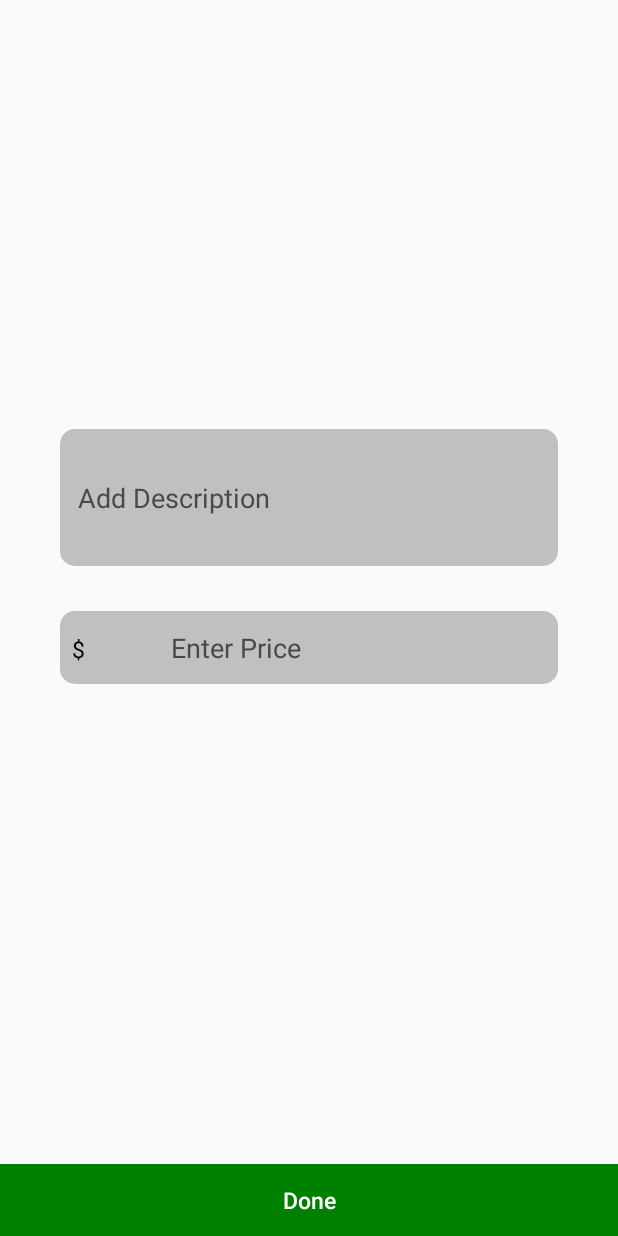
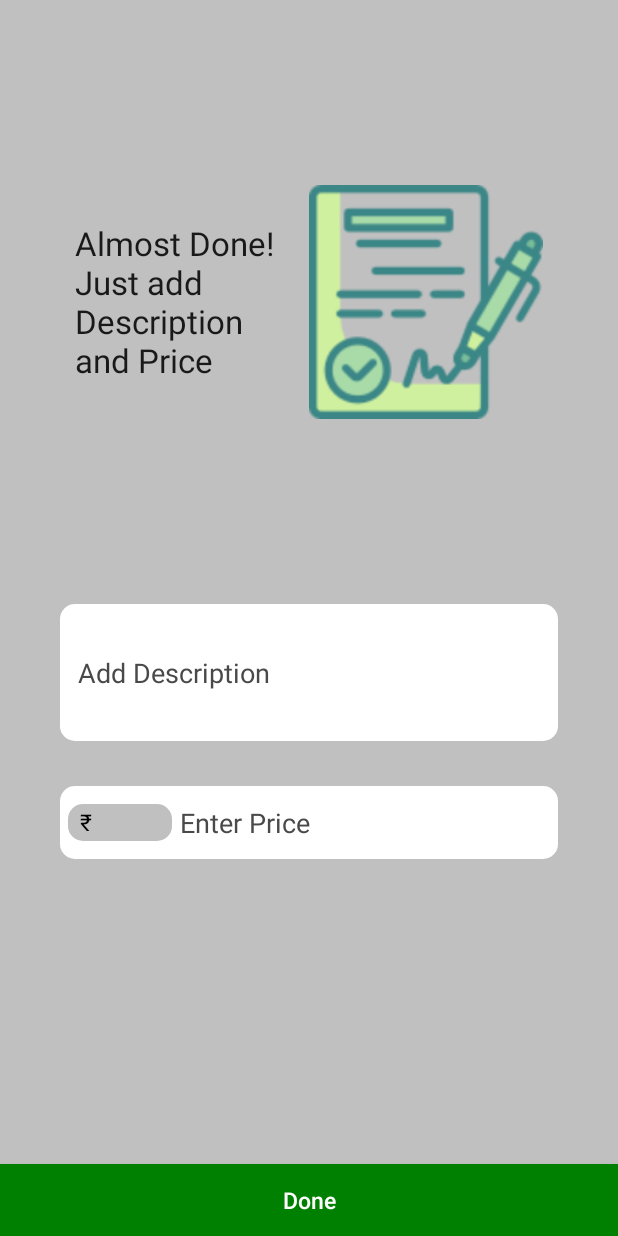
Before and after one commit to Simarjot-sk/BookHub, an Android app: the AddDetailsActivity_2 screen opened directly, with no data from a screen before it, on a phone screen of 412 x 824 dp. Run offline under Robolectric (Android 15) with nearby library versions, the phone set to English and light mode, and no system bars.

Commit message:
final commit of the day

```diff
--- a/app/src/main/AndroidManifest.xml
+++ b/app/src/main/AndroidManifest.xml
@@ -25,11 +25,11 @@
         android:supportsRtl="true"
         android:theme="@style/AppTheme"
         tools:ignore="GoogleAppIndexingWarning">
-        <activity android:name=".AddDetailsActivity_2"/>
+        <activity android:name=".SeeDetailsActivity"></activity>
+        <activity android:name=".AddDetailsActivity_2" />
         <activity
             android:name=".CategorySelectorActivity"
-            android:screenOrientation="portrait"
-             />
+            android:screenOrientation="portrait" />
         <activity
             android:name=".AddDetailsActivity"
             android:screenOrientation="portrait"
--- a/app/src/main/java/com/simarjot/bookwala/AddDetailsActivity.java
+++ b/app/src/main/java/com/simarjot/bookwala/AddDetailsActivity.java
@@ -22,7 +22,7 @@ import com.warkiz.widget.SeekParams;
 public class AddDetailsActivity extends AppCompatActivity {
     private SharedPreferences mSharedPrefs;
     private Category mCategory;
-    private int mLevel = -1;
+    private int mLevel = 1;
 
     //widgets
     private IndicatorSeekBar mLevelSeekBar;
@@ -104,11 +104,12 @@ public class AddDetailsActivity extends AppCompatActivity {
                 }
             }
         });
+
         mDoneButton.setOnClickListener(v ->{
             String author = mAuthorTV.getText();
             String subject = mSubjectTV.getText();
             String title = mTitleTV.getText();
-            if(author!=null && subject!=null && title!=null && mLevel!=-1 ){
+            if(author!=null && subject!=null && title!=null ){
                 SharedPreferences.Editor editor = getSharedPreferences(BookSharedPrefs.SHARED_PREFS, MODE_PRIVATE).edit();
                 editor.putString(BookSharedPrefs.SUBJECT, subject);
                 editor.putInt(BookSharedPrefs.LEVEL, mLevel);
@@ -121,6 +122,7 @@ public class AddDetailsActivity extends AppCompatActivity {
                 Toast.makeText(this, "Please fill all the fields", Toast.LENGTH_SHORT).show();
             }
         });
+
         ImageButton backButton = findViewById(R.id.back_button);
         backButton.setOnClickListener(v -> finish());
         SharedPreferences prefs = getSharedPreferences(BookSharedPrefs.SHARED_PREFS, MODE_PRIVATE);
--- a/app/src/main/java/com/simarjot/bookwala/AddDetailsActivity_2.java
+++ b/app/src/main/java/com/simarjot/bookwala/AddDetailsActivity_2.java
@@ -1,25 +1,27 @@
 package com.simarjot.bookwala;
 
 import android.content.Context;
+import android.content.Intent;
 import android.content.SharedPreferences;
 import android.os.Bundle;
+import android.util.Log;
+import android.view.View;
 import android.widget.ArrayAdapter;
 import android.widget.Button;
 import android.widget.EditText;
+import android.widget.ProgressBar;
 import android.widget.Spinner;
 import android.widget.Toast;
 
 import androidx.appcompat.app.AppCompatActivity;
 
+import com.simarjot.bookwala.helpers.Helper;
 import com.simarjot.bookwala.model.Book;
 import com.simarjot.bookwala.model.BookSharedPrefs;
 import com.simarjot.bookwala.model.Server;
 
-import java.util.ArrayList;
-import java.util.Collections;
-import java.util.Currency;
+import java.util.Arrays;
 import java.util.List;
-import java.util.Set;
 
 public class AddDetailsActivity_2 extends AppCompatActivity {
     private Context mContext;
@@ -28,36 +30,29 @@ public class AddDetailsActivity_2 extends AppCompatActivity {
     private EditText mDescET;
     private EditText mPriceET;
     private Button mDoneBTN;
+    private ProgressBar mProgressBar;
 
     @Override
     protected void onCreate(Bundle savedInstanceState) {
         super.onCreate(savedInstanceState);
         setContentView(R.layout.activity_add_details_2);
         mContext = AddDetailsActivity_2.this;
+        mProgressBar = findViewById(R.id.progress_bar);
         mCurrencySpinner = findViewById(R.id.currency_selector_spinner);
         mDescET = findViewById(R.id.description_et);
         mPriceET = findViewById(R.id.price_et);
         mDoneBTN = findViewById(R.id.done_btn);
 
-        Set<Currency> currencySet = Currency.getAvailableCurrencies();
-        List<String> currencySymbols = new ArrayList<>();
+        mProgressBar.setVisibility(View.GONE);
 
-
-        for(Currency currency : currencySet){
-            currencySymbols.add(currency.getSymbol());
-        }
-
-        Collections.sort(currencySymbols, String::compareTo);
-        Collections.swap(currencySymbols, 0, 295);
-        Collections.swap(currencySymbols, 1, 246);
-        Collections.swap(currencySymbols, 2, 195);
-        Collections.swap(currencySymbols, 3, 26);
-        Collections.swap(currencySymbols, 4, 185);
+        List<String> currencySymbols = Arrays.asList("\u20B9", "US$", "PKR", "AU$", "CA$", "BDT", "NPR");
 
         ArrayAdapter<String> spinnerAdapter = new ArrayAdapter<>(this, android.R.layout.simple_spinner_item, currencySymbols);
         mCurrencySpinner.setAdapter(spinnerAdapter);
 
         mDoneBTN.setOnClickListener(v->{
+            mDoneBTN.setClickable(false);
+            Log.d(Helper.TAG, "done button clicked");
             String desc = mDescET.getText().toString();
             String price = mPriceET.getText().toString();
             String currency = (String) mCurrencySpinner.getSelectedItem();
@@ -71,9 +66,27 @@ public class AddDetailsActivity_2 extends AppCompatActivity {
 
                 Book book = BookSharedPrefs.getBook(mContext);
                 Server server = new Server(book);
+                mProgressBar.setVisibility(View.VISIBLE);
+
                 server.uploadBookWithImages(BookSharedPrefs.getImageUris(mContext),
                         BookSharedPrefs.getCoverImageUri(mContext),
-                        book.getBookUUID());
+                        book.getBookUUID())
+                        .setUploadFinishedListener(new Server.OnUploadFinishedListener() {
+                            @Override
+                            public void onUploadFinish() {
+                                mProgressBar.setVisibility(View.GONE);
+                                mDoneBTN.setClickable(true);
+                                Intent intent = new Intent(AddDetailsActivity_2.this, HomeActivity.class);
+                                startActivity(intent);
+                                finish();
+                            }
+
+                            @Override
+                            public void onUploadFailed() {
+                                mProgressBar.setVisibility(View.GONE);
+                                mDoneBTN.setClickable(true);
+                            }
+                        });
             }else{
                 Toast.makeText(this, "Please fill all the fields", Toast.LENGTH_SHORT).show();
             }
--- a/app/src/main/java/com/simarjot/bookwala/HomeActivity.java
+++ b/app/src/main/java/com/simarjot/bookwala/HomeActivity.java
@@ -44,7 +44,7 @@ public class HomeActivity extends AppCompatActivity implements BottomNavigationV
         settingsFragment = new SettingsFragment();
         chatFragment = new ChatFragment();
 
-        loadFragment(sellFragment);
+        loadFragment(discoverFragment);
         BottomNavigationView navigationView = findViewById(R.id.navigation);
         navigationView.setOnNavigationItemSelectedListener(this);
     }
--- a/app/src/main/java/com/simarjot/bookwala/LabeledEditText.java
+++ b/app/src/main/java/com/simarjot/bookwala/LabeledEditText.java
@@ -54,7 +54,7 @@ public class LabeledEditText extends LinearLayout {
         LayoutInflater inflater = (LayoutInflater) context.getSystemService(Context.LAYOUT_INFLATER_SERVICE);
         inflater.inflate(R.layout.labeled_edit_text, this);
 
-        mDefaultBackground = R.drawable.rounded_edit_text_white;
+        mDefaultBackground = R.drawable.rounded_edit_text_grey;
         mErrorBackground = R.drawable.background_error;
 
         mMainET = this.findViewById(R.id.main_et);
--- /dev/null
+++ b/app/src/main/res/drawable/curved_white.xml
@@ -0,0 +1,9 @@
+<?xml version="1.0" encoding="utf-8"?>
+<selector xmlns:android="http://schemas.android.com/apk/res/android">
+    <item >
+        <shape>
+            <corners android:radius="@dimen/radius"/>
+            <solid android:color="@color/white"/>
+        </shape>
+    </item>
+</selector>
--- a/app/src/main/res/drawable/rounded_edit_text_white.xml
+++ b/app/src/main/res/drawable/rounded_edit_text_grey.xml
@@ -1,5 +1,4 @@
 <?xml version="1.0" encoding="utf-8"?>
-<!--  res/drawable/edittext_rounded_corners.xml -->
 <selector xmlns:android="http://schemas.android.com/apk/res/android">
 <item >
     <shape>
--- a/app/src/main/res/layout/activity_add_details_2.xml
+++ b/app/src/main/res/layout/activity_add_details_2.xml
@@ -4,6 +4,7 @@
     xmlns:tools="http://schemas.android.com/tools"
     android:layout_width="match_parent"
     android:layout_height="match_parent"
+    android:background="@color/grey"
     tools:context=".AddDetailsActivity_2">
 
     <EditText
@@ -12,30 +13,30 @@
         android:layout_height="wrap_content"
         android:layout_marginStart="40dp"
         android:layout_marginEnd="40dp"
-        android:background="@drawable/rounded_edit_text_white"
+        android:background="@drawable/curved_white"
         android:hint="@string/desc_msg"
         android:lines="3"
         android:maxLines="3"
         android:padding="12dp"
+        android:textColorHint="#494949"
         android:textSize="18sp"
-        android:textColorHint="#494949"
         app:layout_constraintBottom_toBottomOf="parent"
         app:layout_constraintEnd_toEndOf="parent"
         app:layout_constraintStart_toStartOf="parent"
         app:layout_constraintTop_toTopOf="parent"
-        app:layout_constraintVertical_bias="0.39" />
+        app:layout_constraintVertical_bias="0.55" />
 
     <LinearLayout
         android:id="@+id/linearLayout2"
         android:layout_width="match_parent"
         android:layout_height="wrap_content"
+        android:layout_marginStart="40dp"
         android:layout_marginTop="30dp"
-        android:layout_marginStart="40dp"
         android:layout_marginEnd="40dp"
+        android:background="@drawable/curved_white"
         android:orientation="horizontal"
-        android:background="@drawable/rounded_edit_text_white"
+        android:paddingTop="12dp"
         android:paddingBottom="12dp"
-        android:paddingTop="12dp"
         app:layout_constraintEnd_toEndOf="parent"
         app:layout_constraintStart_toStartOf="parent"
         app:layout_constraintTop_toBottomOf="@+id/description_et">
@@ -43,9 +44,11 @@
         <Spinner
             android:id="@+id/currency_selector_spinner"
             android:layout_width="wrap_content"
-            android:layout_height="wrap_content"
+            android:layout_height="match_parent"
+            android:layout_marginStart="5dp"
+            android:layout_marginEnd="5dp"
             android:layout_weight="1"
-            android:background="@drawable/rounded_edit_text_white" />
+            android:background="@drawable/rounded_edit_text_grey" />
 
         <EditText
             android:id="@+id/price_et"
@@ -53,11 +56,10 @@
             android:layout_height="wrap_content"
             android:layout_weight="7"
             android:background="@android:color/transparent"
-            android:textSize="18sp"
+            android:hint="@string/price_msg"
             android:inputType="number"
             android:textColorHint="#494949"
-            android:hint="@string/price_msg"
-            />
+            android:textSize="18sp" />
     </LinearLayout>
 
     <Button
@@ -73,4 +75,47 @@
         app:layout_constraintHorizontal_bias="1.0"
         app:layout_constraintStart_toStartOf="parent" />
 
+    <LinearLayout
+        android:layout_width="00dp"
+        android:layout_height="00dp"
+        android:layout_margin="40dp"
+        android:padding="10dp"
+        android:orientation="horizontal"
+        app:layout_constraintBottom_toTopOf="@+id/description_et"
+        app:layout_constraintEnd_toEndOf="parent"
+        app:layout_constraintStart_toStartOf="parent"
+        app:layout_constraintTop_toTopOf="parent">
+
+        <TextView
+            android:id="@+id/message"
+            android:layout_width="match_parent"
+            android:layout_height="match_parent"
+            android:layout_weight="1"
+            android:gravity="center_vertical"
+            style="@style/TextAppearance.AppCompat.Large"
+            android:text="@string/done_msg"
+            app:layout_constraintBottom_toTopOf="@+id/description_et"
+            app:layout_constraintEnd_toEndOf="parent"
+            app:layout_constraintStart_toStartOf="parent"
+            app:layout_constraintTop_toTopOf="parent" />
+
+        <ImageView
+            android:layout_width="match_parent"
+            android:layout_height="match_parent"
+            android:layout_weight="1"
+            android:src="@drawable/contract" />
+    </LinearLayout>
+
+    <ProgressBar
+        android:id="@+id/progress_bar"
+        style="?android:attr/progressBarStyle"
+        android:layout_width="00dp"
+        android:layout_height="00dp"
+        android:layout_marginTop="20dp"
+        android:layout_marginBottom="20dp"
+        app:layout_constraintBottom_toTopOf="@+id/done_btn"
+        app:layout_constraintEnd_toEndOf="parent"
+        app:layout_constraintStart_toStartOf="parent"
+        app:layout_constraintTop_toBottomOf="@+id/linearLayout2" />
+
 </androidx.constraintlayout.widget.ConstraintLayout>
--- a/app/src/main/res/layout/labeled_edit_text.xml
+++ b/app/src/main/res/layout/labeled_edit_text.xml
@@ -7,7 +7,7 @@
     android:layout_marginEnd="40dp"
     android:paddingStart="10dp"
     android:orientation="vertical"
-    android:background="@drawable/rounded_edit_text_white"
+    android:background="@drawable/rounded_edit_text_grey"
     android:animateLayoutChanges="true"
     >
 
--- a/app/src/main/res/values/strings.xml
+++ b/app/src/main/res/values/strings.xml
@@ -24,6 +24,7 @@
     <string name="cover_image_msg">Cover Image</string>
     <string name="semester_msg">Semester</string>
     <string name="semester">Semester %d </string>
+    <string name="done_msg">Almost Done!\nJust add\nDescription\nand Price</string>
     <array name="class_seekbar_captions">
         <item>1st</item>
         <item>2nd</item>
```
Also changed, not shown: app/src/main/java/com/simarjot/bookwala/SeeDetailsActivity.java (added, +18 -0 lines), app/src/main/java/com/simarjot/bookwala/helpers/ImageAdderUtility.java (+3 -7 lines), app/src/main/java/com/simarjot/bookwala/model/Server.java (+27 -14 lines), app/src/main/res/layout/activity_see_details.xml (added, +15 -0 lines), app/src/main/res/layout/fragment_sell_new.xml (+9 -16 lines), app/src/main/res/drawable/contract.png (added).
